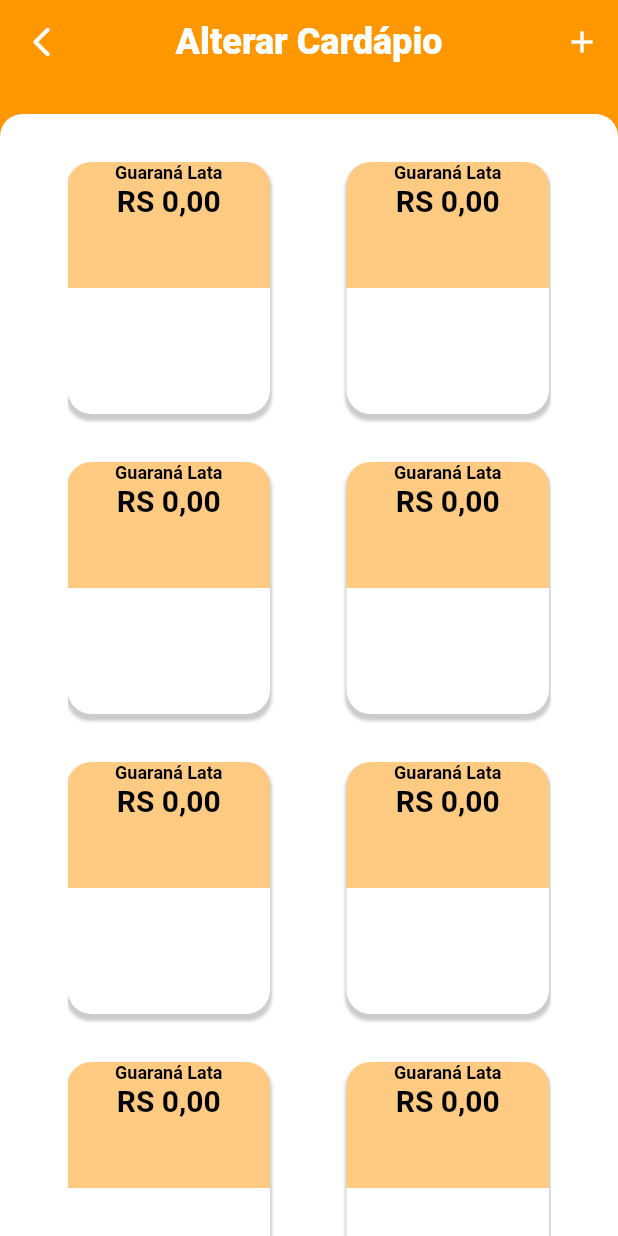
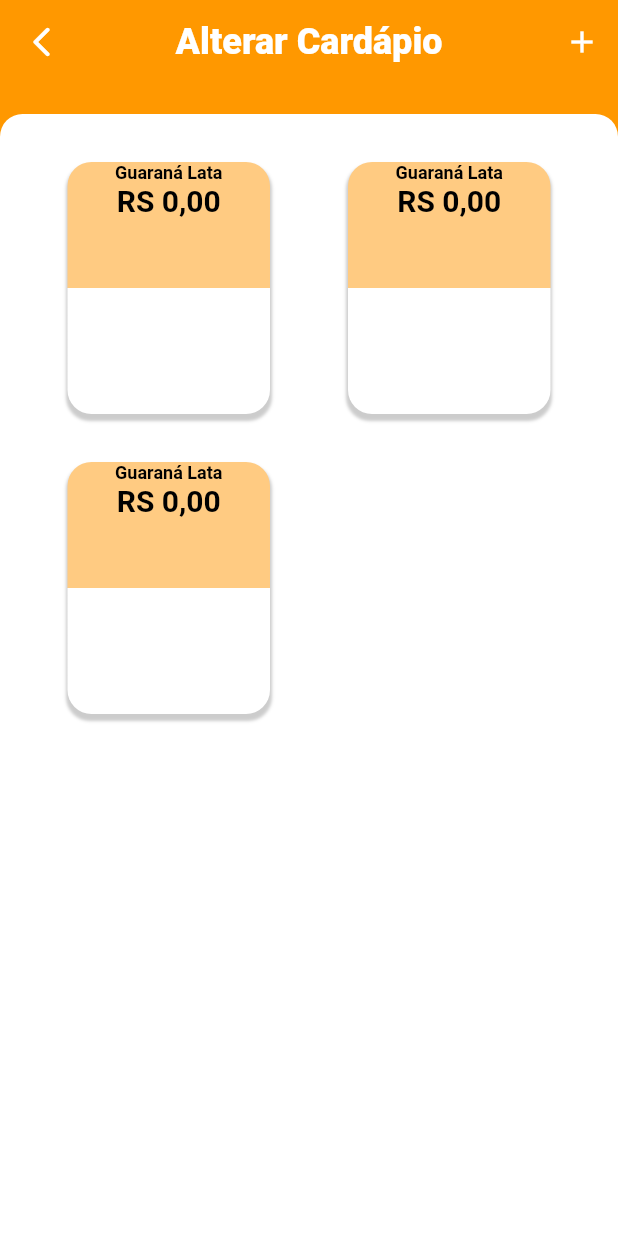
Before and after one commit to leojgpereira/pato-burguer-adm, a Flutter app: the screen it shows after launch, on a phone screen of 412 x 824 dp. Run offline on Flutter 3.47's test engine with Material 2 defaults, Android fonts, the phone set to English and light mode, and no system bars.

Commit message:
Telas Alterar Contato e Alterar Cardapio

```diff
--- a/lib/screens/AlterarCardapio.dart
+++ b/lib/screens/AlterarCardapio.dart
@@ -47,16 +47,9 @@ class AlterarCardapio extends StatelessWidget {
             ),
             child: SingleChildScrollView(
               child: Wrap(
-                alignment: WrapAlignment.start,
-                spacing: 51,
+                alignment: WrapAlignment.spaceBetween,
                 runSpacing: 32,
                 children: [
-                  ItemCardapio(),
-                  ItemCardapio(),
-                  ItemCardapio(),
-                  ItemCardapio(),
-                  ItemCardapio(),
-                  ItemCardapio(),
                   ItemCardapio(),
                   ItemCardapio(),
                   ItemCardapio(),
```
